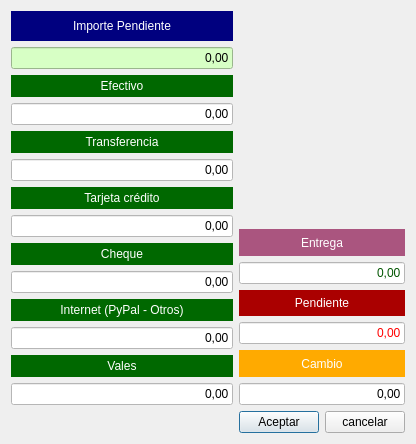
This is Zona_Ventas/frmgestioncobros2.ui in arcnexus/RedFoX as Qt 5 draws it before an edit. The edited form follows.
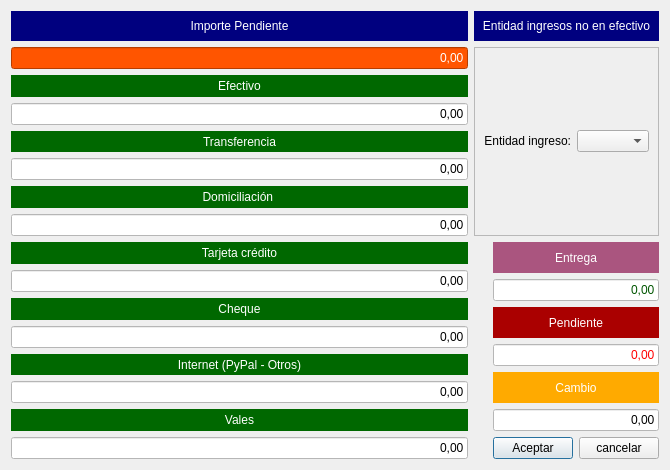
This is the edited form. Icons and pictures are not drawn.

```diff
--- a/Zona_Ventas/frmgestioncobros2.ui
+++ b/Zona_Ventas/frmgestioncobros2.ui
@@ -6,8 +6,8 @@
    <rect>
     <x>0</x>
     <y>0</y>
-    <width>416</width>
-    <height>444</height>
+    <width>670</width>
+    <height>470</height>
    </rect>
   </property>
   <property name="windowTitle">
@@ -35,7 +35,7 @@
      </property>
     </widget>
    </item>
-   <item row="1" column="1" rowspan="2">
+   <item row="1" column="1" rowspan="3">
     <layout class="QVBoxLayout" name="verticalLayout">
      <item>
       <widget class="QLineEdit" name="txtImporte_pendiente">
@@ -44,8 +44,8 @@
        </property>
        <property name="styleSheet">
         <string notr="true">font: 14pt &quot;Sans Serif&quot;;
-color: rgb(0, 0, 0);
-background-color: rgb(215, 255, 197);</string>
+color: rgb(255, 255, 255);
+background-color: rgb(255, 85, 0);</string>
        </property>
        <property name="text">
         <string>0,00</string>
@@ -116,6 +116,35 @@
        </property>
       </widget>
      </item>
+     <item>
+      <widget class="QLabel" name="label_14">
+       <property name="styleSheet">
+        <string notr="true">background-color: rgb(0, 104, 0);
+color: rgb(255, 255, 255);</string>
+       </property>
+       <property name="text">
+        <string>Domiciliación </string>
+       </property>
+       <property name="alignment">
+        <set>Qt::AlignCenter</set>
+       </property>
+      </widget>
+     </item>
+     <item>
+      <widget class="QLineEdit" name="txtDomiciliacion">
+       <property name="styleSheet">
+        <string notr="true">font: 14pt &quot;Sans Serif&quot;;
+color: rgb(0, 0, 0);
+background-color: rgb(255, 255, 255);</string>
+       </property>
+       <property name="text">
+        <string>0,00</string>
+       </property>
+       <property name="alignment">
+        <set>Qt::AlignRight|Qt::AlignTrailing|Qt::AlignVCenter</set>
+       </property>
+      </widget>
+     </item>
      <item>
       <widget class="QLabel" name="label_4">
        <property name="styleSheet">
@@ -234,7 +263,7 @@
      </item>
     </layout>
    </item>
-   <item row="2" column="2" colspan="2">
+   <item row="2" column="3" colspan="2">
     <layout class="QVBoxLayout" name="verticalLayout_2">
      <item>
       <widget class="QLabel" name="label_10">
@@ -343,7 +372,7 @@
      </item>
     </layout>
    </item>
-   <item row="3" column="2">
+   <item row="3" column="3">
     <widget class="QPushButton" name="btnAceptar">
      <property name="text">
       <string>Aceptar</string>
@@ -354,7 +383,7 @@
      </property>
     </widget>
    </item>
-   <item row="3" column="3">
+   <item row="3" column="4">
     <widget class="QPushButton" name="btnCancelar">
      <property name="text">
       <string>cancelar</string>
@@ -365,7 +394,47 @@
      </property>
     </widget>
    </item>
-   <item row="0" column="2" rowspan="2" colspan="2">
+   <item row="1" column="2" colspan="3">
+    <widget class="QFrame" name="frame">
+     <property name="frameShape">
+      <enum>QFrame::StyledPanel</enum>
+     </property>
+     <property name="frameShadow">
+      <enum>QFrame::Raised</enum>
+     </property>
+     <layout class="QGridLayout" name="gridLayout_3">
+      <item row="0" column="1">
+       <widget class="QComboBox" name="cboEntidad"/>
+      </item>
+      <item row="0" column="0">
+       <widget class="QLabel" name="label_13">
+        <property name="text">
+         <string>Entidad ingreso:</string>
+        </property>
+        <property name="alignment">
+         <set>Qt::AlignRight|Qt::AlignTrailing|Qt::AlignVCenter</set>
+        </property>
+       </widget>
+      </item>
+     </layout>
+    </widget>
+   </item>
+   <item row="0" column="2" colspan="3">
+    <widget class="QLabel" name="label_12">
+     <property name="styleSheet">
+      <string notr="true">background-color: rgb(0, 0, 127);
+font: 14pt &quot;Sans Serif&quot;;
+color: rgb(255, 255, 255);</string>
+     </property>
+     <property name="text">
+      <string>Entidad ingresos no en efectivo</string>
+     </property>
+     <property name="alignment">
+      <set>Qt::AlignCenter</set>
+     </property>
+    </widget>
+   </item>
+   <item row="2" column="2" rowspan="2">
     <widget class="QLabel" name="label_9">
      <property name="text">
       <string/>
```
Left out of the diff: 6 changed lines with no effect on the pictures.
